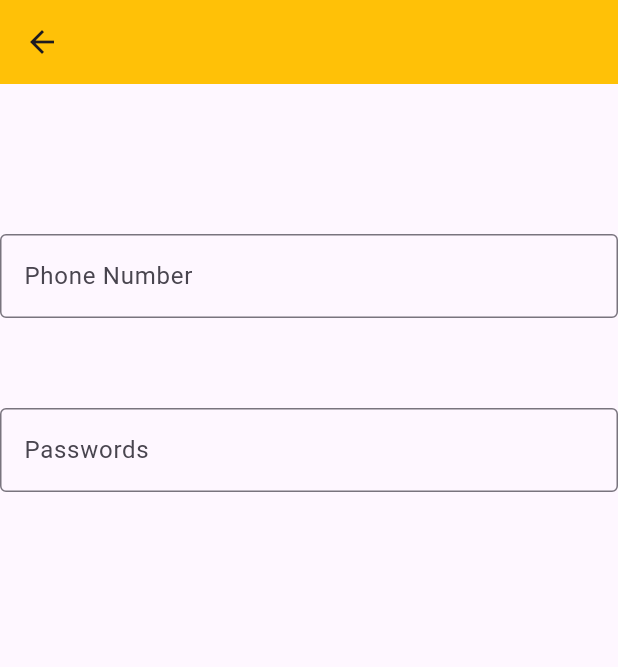
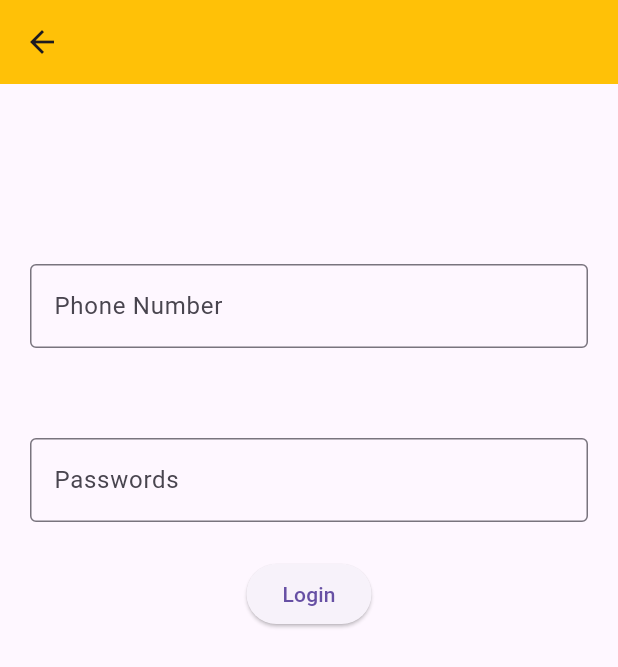
Before and after one commit to HeaSonetra2/app_ecomerce2, a Flutter app: the screen it shows after launch, after a tap on "Get Start", on a phone screen of 412 x 824 dp. Shown: the top 667 px of the screen. Run offline on Flutter 3.47's test engine with Material 3 defaults, Android fonts, the phone set to English and light mode, and no system bars; our stand-ins replace flutter_bloc, get_it.

Commit message:
login completed

```diff
--- a/lib/app.dart
+++ b/lib/app.dart
@@ -1,7 +1,7 @@
 import 'package:ecomerce_app/core/injection/injection.dart';
+import 'package:ecomerce_app/core/routing/app_route.dart';
+import 'package:ecomerce_app/core/routing/page_route.dart';
 import 'package:ecomerce_app/feature/auth/presentation/bloc/bloc.dart';
-import 'package:ecomerce_app/feature/auth/presentation/screen/login_screen.dart';
-import 'package:ecomerce_app/feature/onboading/onboading_screen.dart';
 import 'package:flutter/material.dart';
 import 'package:flutter_bloc/flutter_bloc.dart';
 
@@ -10,16 +10,13 @@ class App extends StatelessWidget {
 
   @override
   Widget build(BuildContext context) {
-    // return MaterialApp(
-    //   home: BlocProvider(
-    //     create: (_)=>sl<AuthBloc>(),
-    //     child:OnboadingScreen()
-    //   ),
-    // );
+
     return BlocProvider(
       create: (_) => sl<AuthBloc>(),
       child: MaterialApp(
-        home: OnboadingScreen(),
+        debugShowCheckedModeBanner: false,
+        initialRoute: AppRoute.onboard,
+        onGenerateRoute: AppPageRoute.generateRoute,
       ),
     );
   }
--- a/lib/feature/auth/data/datasource/auth_remote_datasource.dart
+++ b/lib/feature/auth/data/datasource/auth_remote_datasource.dart
@@ -3,7 +3,7 @@ class AuthRemoteDatasource {
     await Future.delayed(const Duration(seconds: 1));
 
     if (phone == "0987654321" && password == "123456") {
-      return {"id": 1, "phone": "0987654321", "name": "Netra"};
+      return {"id": '1', "phone": "0987654321", "name": "Netra"};
     } else {
       throw Exception('Invalid Credentials');
     }
--- a/lib/feature/auth/data/model/user_model.dart
+++ b/lib/feature/auth/data/model/user_model.dart
@@ -1,9 +1,9 @@
 import 'package:ecomerce_app/feature/auth/domain/entities/user.dart';
-
+//Dto
 class UserModel extends User {
   UserModel({required super.id, required super.phone, required super.name});
 
   factory UserModel.fromJson(Map<String, dynamic> json) {
-    return UserModel(id: json['id'], phone: json['phone'], name: json['name']);
+    return UserModel(id: json['id'], phone: json['phone'].toString(), name: json['name']);
   }
 }
--- a/lib/feature/auth/data/repositories/repository_Impl.dart
+++ b/lib/feature/auth/data/repositories/repository_Impl.dart
@@ -11,7 +11,6 @@ class RepositoryImpl implements AuthRepository {
   @override
   Future<User> login({required String phone, required String password}) async {
     final json = await remote.login(phone, password);
-
     return UserModel.fromJson(json);
   }
 }
--- a/lib/feature/auth/presentation/bloc/bloc.dart
+++ b/lib/feature/auth/presentation/bloc/bloc.dart
@@ -13,7 +13,9 @@ class AuthBloc extends Bloc<AuthEvent, AuthState> {
       try {
         final user = await loginUsecase(event.phone, event.password);
         emit(AuthSuccess(name: user.name));
+         print("LOGIN success========================");
       } catch (e) {
+         print("LOGIN ERROR================: $e");
         emit(AuthError(message: e.toString()));
       }
     });
--- a/lib/feature/auth/presentation/widget/login_form.dart
+++ b/lib/feature/auth/presentation/widget/login_form.dart
@@ -1,4 +1,8 @@
+import 'package:ecomerce_app/feature/auth/presentation/bloc/bloc.dart';
+import 'package:ecomerce_app/feature/auth/presentation/bloc/event.dart';
+import 'package:ecomerce_app/feature/auth/presentation/bloc/state.dart';
 import 'package:flutter/material.dart';
+import 'package:flutter_bloc/flutter_bloc.dart';
 
 class LoginForm extends StatelessWidget {
   const LoginForm({super.key});
@@ -8,29 +12,70 @@ class LoginForm extends StatelessWidget {
     final _phoneController = TextEditingController();
     final _passController = TextEditingController();
 
+    final _formKey = GlobalKey<FormState>();
+
     return Form(
+      key: _formKey,
+      child: Padding(
+        padding: const EdgeInsets.all(20),
         child: Column(
           children: [
             SizedBox(height: 100),
-          TextField(
+            //Phone
+            TextFormField(
               controller: _phoneController,
               keyboardType: TextInputType.phone,
               decoration: InputDecoration(
                 labelText: 'Phone Number',
                 border: OutlineInputBorder(),
               ),
+              validator: (value) {
+                if (value == null || value.isEmpty) {
+                  return 'Phone is required';
+                } else {
+                  return null;
+                }
+              },
             ),
             SizedBox(height: 60),
-
-          TextField(
+            //pass
+            TextFormField(
               controller: _passController,
               keyboardType: TextInputType.visiblePassword,
               decoration: InputDecoration(
                 labelText: 'Passwords',
                 border: OutlineInputBorder(),
               ),
+              validator: (value) {
+                if (value == null || value.length < 6) {
+                  return 'Password must be at least 6 ';
+                }
+                return null;
+              },
+            ),
+            SizedBox(height: 24),
+            BlocBuilder<AuthBloc,AuthState>(
+              builder: (context, state) {
+                if (state is AuthLoading) {
+                  return Center(child: CircularProgressIndicator());
+                }
+
+                return ElevatedButton(
+                  onPressed: () {
+                    if (_formKey.currentState!.validate()) {
+                      context.read<AuthBloc>().add(
+                        LoginEvent(
+                          phone: _phoneController.text.trim(),
+                          password: _passController.text.trim()),
+                      );
+                    }
+                  },
+                  child: Text('Login'),
+                );
+              },
             ),
           ],
+        ),
       ),
     );
   }
--- a/lib/feature/onboading/onboading_screen.dart
+++ b/lib/feature/onboading/onboading_screen.dart
@@ -39,17 +39,13 @@ class OnboadingScreen extends StatelessWidget {
             left: 180,
             child: Container(child: Image.asset('assets/logo/logo_app.png')),
           ),
-
           Positioned(
             bottom: 100,
             left: 20,
             right: 20,
             child: InkWell(
               onTap: () {
-                Navigator.push(
-                  context,
-                  MaterialPageRoute(builder: (context) => LoginScreen()),
-                );
+                Navigator.pushNamed(context, AppRoute.login);
               },
               child: Container(
                 width: double.infinity,
```
Lines whose indentation alone changed are shown as unchanged.
